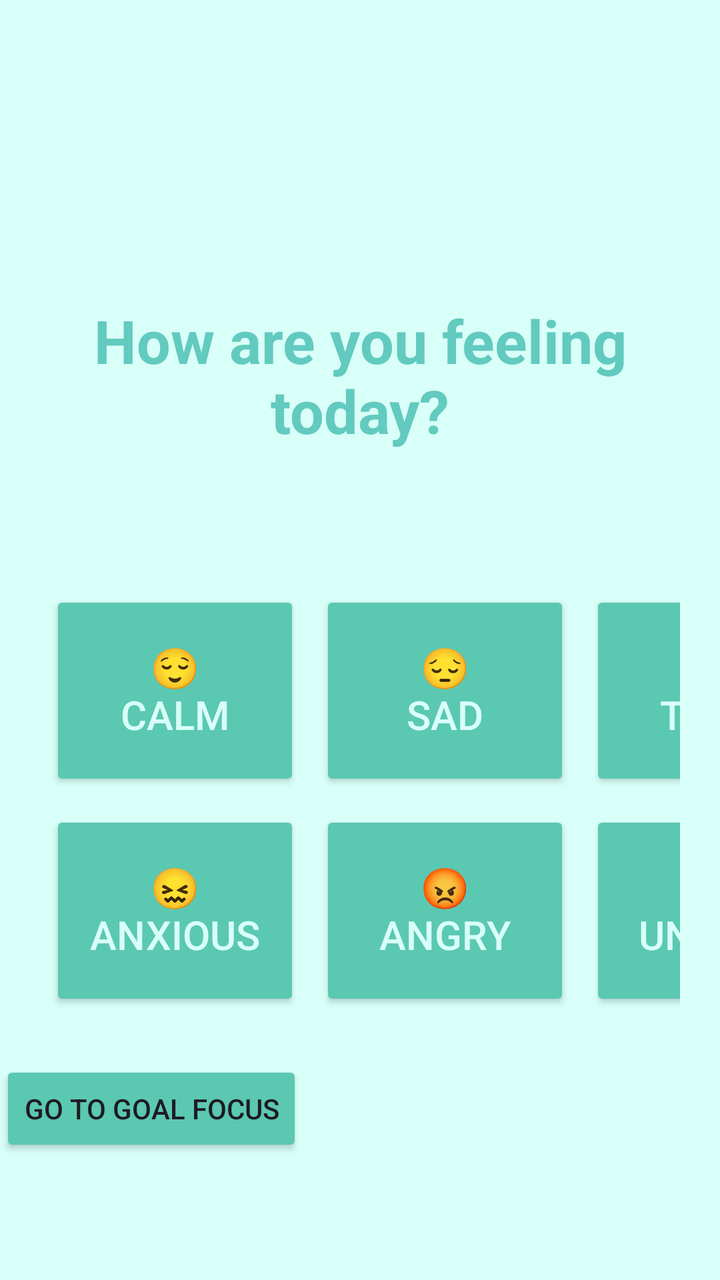
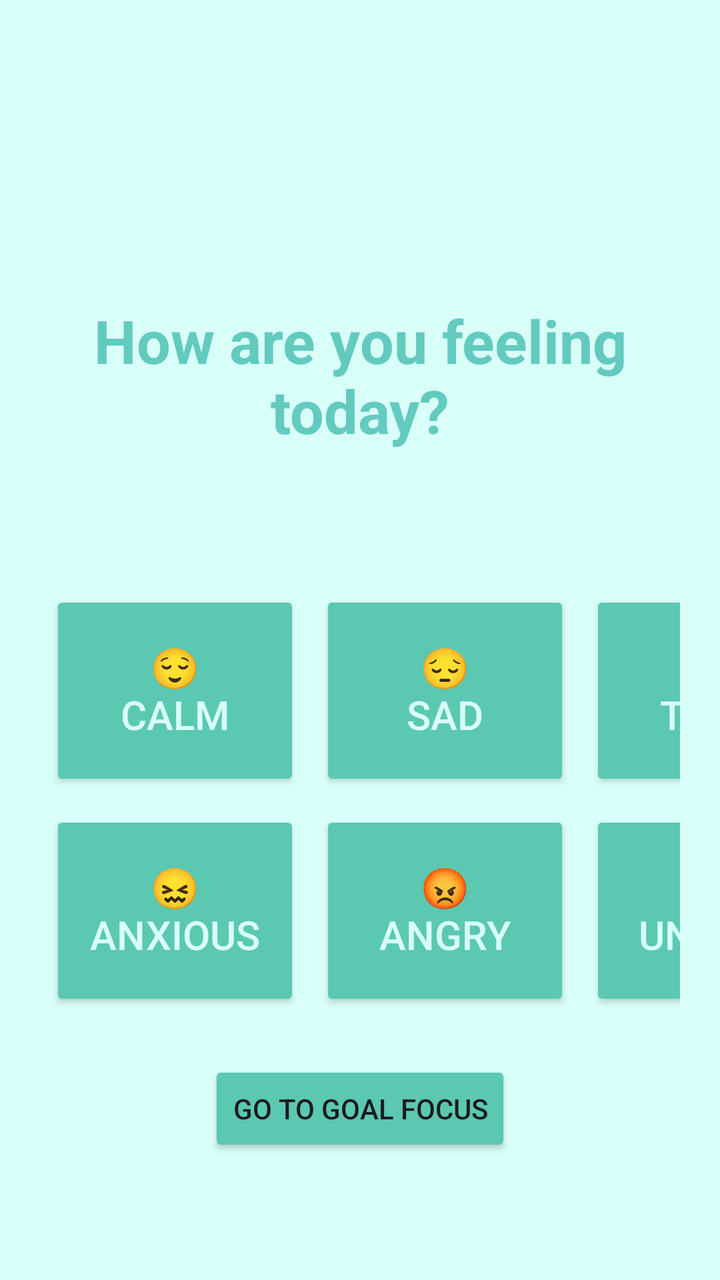

Before-and-after screenshots of an Android layout around one commit, followed by the original layout XML and the change that was made.
<!-- AndroidManifest.xml: application theme Theme.NewAromakit -->
<!-- res/layout/activity_main.xml -->
<?xml version="1.0" encoding="utf-8"?>
<androidx.constraintlayout.widget.ConstraintLayout xmlns:android="http://schemas.android.com/apk/res/android"
    xmlns:app="http://schemas.android.com/apk/res-auto"
    xmlns:tools="http://schemas.android.com/tools"
    android:id="@+id/main"
    android:layout_width="match_parent"
    android:layout_height="match_parent"
    tools:context=".MainActivity"
    android:background="#d8fff8">

    <RelativeLayout
        android:layout_width="match_parent"
        android:layout_height="match_parent">

        <TextView
        android:id="@+id/titleText"
        android:layout_width="wrap_content"
        android:layout_height="wrap_content"
        android:text="How are you feeling today?"
        android:gravity="center"
        android:textSize="30sp"
        android:textColor="#62cabf"
        android:textStyle="bold"
        android:layout_centerHorizontal="true"
        android:layout_marginTop="150dp"/>

    <GridLayout
        android:id="@+id/buttonGrid"
        android:layout_width="match_parent"
        android:layout_height="wrap_content"
        android:layout_below="@id/titleText"
        android:layout_marginTop="45dp"
        android:columnCount="3"
        android:rowCount="2"
        android:gravity="center"
        android:padding="20dp">

        <Button
            android:id="@+id/button1"
            android:layout_width="125dp"
            android:layout_height="100dp"
            android:layout_row="0"
            android:layout_column="0"
            android:layout_centerHorizontal="true"
            android:layout_margin="5dp"
            android:backgroundTint="#5bc8b2"
            android:gravity="center"
            android:text="😌\nCalm"
            android:textColor="#d8fff8"
            android:textSize="20sp" />

        <Button
            android:id="@+id/button2"
            android:layout_width="125dp"
            android:layout_height="100dp"
            android:layout_margin="5dp"
            android:backgroundTint="#5bc8b2"
            android:layout_centerHorizontal="true"
            android:text="😔\nSad"
            android:textColor="#d8fff8"
            android:textSize="20sp"
            android:gravity="center" />
        <Button
            android:id="@+id/button3"
            android:layout_width="125dp"
            android:layout_height="100dp"
            android:layout_margin="5dp"
            android:backgroundTint="#5bc8b2"
            android:layout_centerHorizontal="true"
            android:text="😴\nTired"
            android:textColor="#d8fff8"
            android:textSize="20sp"
            android:gravity="center" />
        <Button
            android:id="@+id/button4"
            android:layout_width="125dp"
            android:layout_height="100dp"
            android:layout_margin="5dp"
            android:backgroundTint="#5bc8b2"
            android:layout_centerHorizontal="true"
            android:text="😖\nAnxious"
            android:textColor="#d8fff8"
            android:textSize="20sp"
            android:gravity="center" />
        <Button
            android:id="@+id/button5"
            android:layout_width="125dp"
            android:layout_height="100dp"
            android:layout_margin="5dp"
            android:backgroundTint="#5bc8b2"
            android:layout_centerHorizontal="true"
            android:text="😡\nAngry"
            android:textColor="#d8fff8"
            android:textSize="20sp"
            android:gravity="center" />
        <Button
            android:id="@+id/button6"
            android:layout_width="125dp"
            android:layout_height="100dp"
            android:layout_margin="5dp"
            android:backgroundTint="#5bc8b2"
            android:layout_centerHorizontal="true"
            android:text="🤔\nUnsure"
            android:textColor="#d8fff8"
            android:textSize="20sp"
            android:gravity="center" />

    </GridLayout>
        <Button
            android:id="@+id/goalButton"
            android:layout_width="wrap_content"
            android:layout_height="wrap_content"
            android:layout_below="@id/buttonGrid"
            android:backgroundTint="#5bc8b2"
            android:text="Go to Goal Focus" />
    </RelativeLayout>

</androidx.constraintlayout.widget.ConstraintLayout>
<!-- resources referenced by this layout -->
<resources>
  <style name="Theme.NewAromakit" parent="Base.Theme.NewAromakit" />
  <style name="Base.Theme.NewAromakit" parent="Theme.Material3.DayNight.NoActionBar">
          
          
      </style>
</resources>

<!-- the commit's change to res/layout/activity_main.xml (unified diff, before → after) -->
@@ -1,6 +1,5 @@
 <?xml version="1.0" encoding="utf-8"?>
 <androidx.constraintlayout.widget.ConstraintLayout xmlns:android="http://schemas.android.com/apk/res/android"
-    xmlns:app="http://schemas.android.com/apk/res-auto"
     xmlns:tools="http://schemas.android.com/tools"
     android:id="@+id/main"
     android:layout_width="match_parent"
@@ -99,7 +98,6 @@
             android:layout_height="100dp"
             android:layout_margin="5dp"
             android:backgroundTint="#5bc8b2"
-            android:layout_centerHorizontal="true"
             android:text="🤔\nUnsure"
             android:textColor="#d8fff8"
             android:textSize="20sp"
@@ -112,6 +110,7 @@
             android:layout_height="wrap_content"
             android:layout_below="@id/buttonGrid"
             android:backgroundTint="#5bc8b2"
+            android:layout_centerHorizontal="true"
             android:text="Go to Goal Focus" />
     </RelativeLayout>
 
